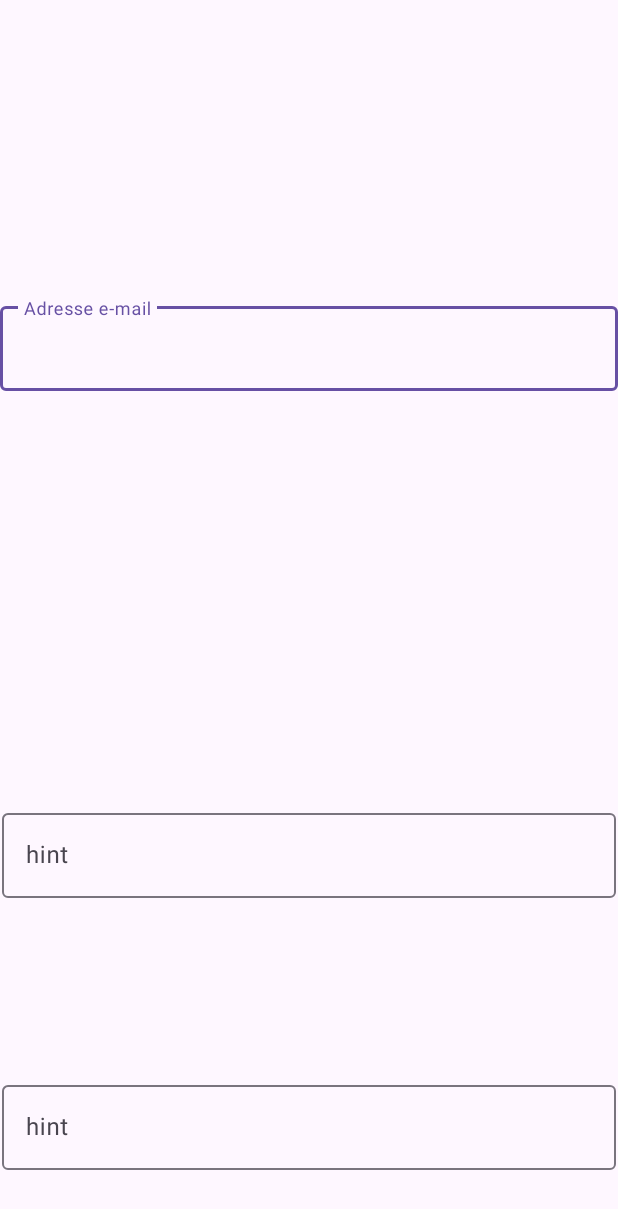
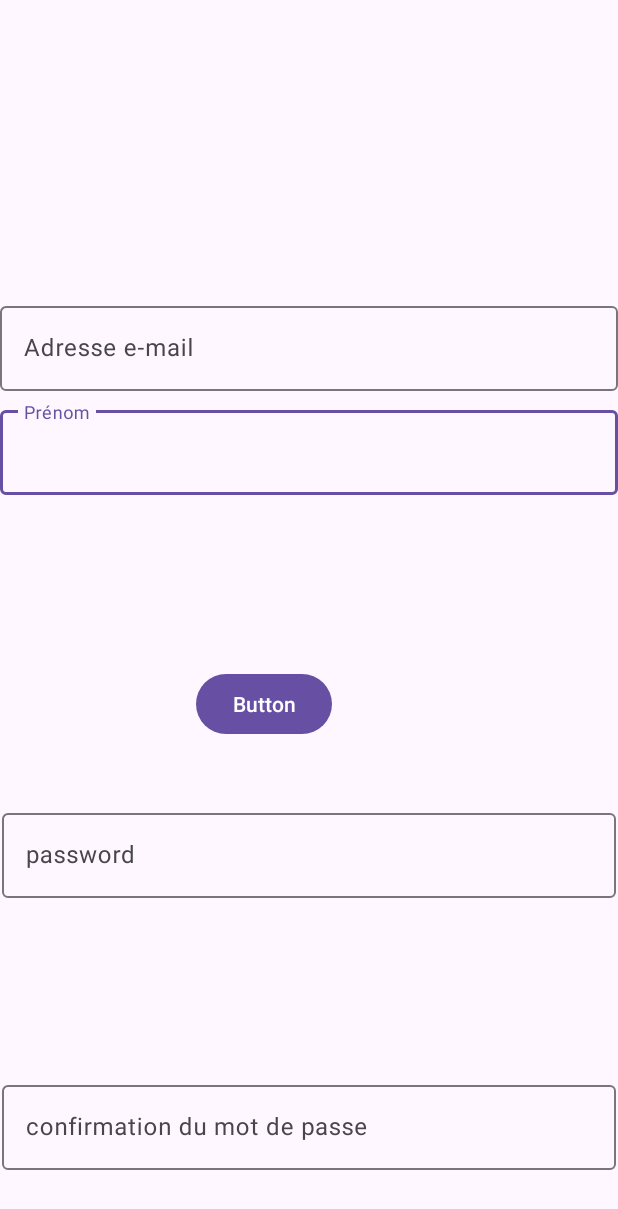
Before and after one commit to BlancAlexis/AppEntretienAuto, an Android app: the layout fragment_add_user.xml on its own in the app's theme, with its tools: preview values and no code run, on a phone screen of 412 x 824 dp. Shown: the top 1209 px of the screen. Run offline under Robolectric (Android 15) with nearby library versions, the phone set to English and light mode, and no system bars.

Commit message:
add viewModel, develop UI and link with code in fragment

```diff
--- a/app/src/main/java/com/example/manageyourcar/view/fragments/addUserFragment.kt
+++ b/app/src/main/java/com/example/manageyourcar/view/fragments/addUserFragment.kt
@@ -1,11 +1,15 @@
 package com.example.manageyourcar.view.fragments
 
 import android.os.Bundle
+import android.telephony.SmsManager
 import androidx.fragment.app.Fragment
 import android.view.LayoutInflater
 import android.view.View
 import android.view.ViewGroup
+import androidx.lifecycle.ViewModelProvider
 import com.example.manageyourcar.R
+import com.example.manageyourcar.databinding.FragmentAddUserBinding
+import com.example.manageyourcar.viewmodel.UserViewModel
 import com.google.android.material.textfield.TextInputLayout
 
 // TODO: Rename parameter arguments, choose names that match
@@ -17,22 +21,44 @@ import com.google.android.material.textfield.TextInputLayout
  */
 class addUserFragment : Fragment() {
 
+    private lateinit var binding: FragmentAddUserBinding
+    private val userViewModel : UserViewModel by lazy { ViewModelProvider(this).get(UserViewModel::class.java) }
 
     override fun onCreate(savedInstanceState: Bundle?) {
         super.onCreate(savedInstanceState)
+
     }
 
     override fun onCreateView(
         inflater: LayoutInflater, container: ViewGroup?,
         savedInstanceState: Bundle?
     ): View? {
-        val view=inflater.inflate(R.layout.fragment_add_user, container, false)
+        binding = FragmentAddUserBinding.inflate(layoutInflater)
+        val view = binding.root
+        userViewModel.liveDataConnect.observe(viewLifecycleOwner, {
+            it.
+        })
+        binding.mailUser
+        binding.passwordUser
+        binding.confPassword
+        binding.layoutMailUser
+        binding.layoutConfPassword
+        binding.layoutPasswordUser
+        binding.layoutNameUser
+        binding.nameUser
+        binding.buttonConf.setOnClickListener { println("f") }
 
-        return inflater.inflate(R.layout.fragment_add_user, container, false)
+        return view
     }
 
     companion object {
         fun newInstance() {}
 
     }
+
+    // fun sendConfSMS(){ Faire si le temps
+//       val smsManager= activity?.getSystemService(SmsManager::class.java)
+//       smsManager?.sendTextMessage()
+//    }
+//}
 }
--- /dev/null
+++ b/app/src/main/java/com/example/manageyourcar/viewmodel/UserViewModel.kt
@@ -0,0 +1,14 @@
+package com.example.manageyourcar.viewmodel
+
+import androidx.lifecycle.MutableLiveData
+import androidx.lifecycle.ViewModel
+
+class UserViewModel : ViewModel() {
+     lateinit var liveDataConnect : MutableLiveData<Boolean>
+
+fun addNewUser(name : String, password : String, mail : String){}
+}
+
+fun getConnectLiveData() : MutableLiveData<Boolean>{
+    return liveDataConnect
+}
--- a/app/src/main/res/layout/fragment_add_user.xml
+++ b/app/src/main/res/layout/fragment_add_user.xml
@@ -13,43 +13,68 @@
 
 
         <com.google.android.material.textfield.TextInputLayout
-            android:id="@+id/textInputLayout2"
+            android:id="@+id/layoutNameUser"
             android:layout_width="match_parent"
             android:layout_height="wrap_content"
             android:layout_marginTop="200dp"
             android:layout_marginBottom="138dp"
-            app:layout_constraintBottom_toTopOf="@+id/textInputLayout"
+            app:layout_constraintBottom_toTopOf="@+id/layoutPasswordUser"
             app:layout_constraintEnd_toEndOf="parent"
             app:layout_constraintStart_toStartOf="parent"
             app:layout_constraintTop_toTopOf="parent">
 
             <com.google.android.material.textfield.TextInputEditText
+                android:id="@+id/nameUser"
                 android:layout_width="match_parent"
                 android:layout_height="wrap_content"
-                android:hint="Adresse e-mail" />
+                android:hint="Prénom"
+                android:inputType="textPersonName"/>
+        </com.google.android.material.textfield.TextInputLayout>
+
+
+
+        <com.google.android.material.textfield.TextInputLayout
+            android:id="@+id/layoutMailUser"
+            android:layout_width="match_parent"
+            android:layout_height="wrap_content"
+            android:layout_marginTop="200dp"
+            android:layout_marginBottom="138dp"
+            app:layout_constraintBottom_toTopOf="@+id/layoutPasswordUser"
+            app:layout_constraintEnd_toEndOf="parent"
+            app:layout_constraintStart_toStartOf="parent"
+            app:layout_constraintTop_toTopOf="parent">
+
+            <com.google.android.material.textfield.TextInputEditText
+                android:id="@+id/mailUser"
+                android:layout_width="match_parent"
+                android:layout_height="wrap_content"
+                android:hint="Adresse e-mail"
+                android:inputType="textEmailAddress"/>
         </com.google.android.material.textfield.TextInputLayout>
 
         <com.google.android.material.textfield.TextInputLayout
-            android:id="@+id/textInputLayout"
+            android:id="@+id/layoutPasswordUser"
             android:layout_width="409dp"
             android:layout_height="wrap_content"
             android:layout_marginStart="1dp"
             android:layout_marginTop="138dp"
             android:layout_marginEnd="1dp"
             android:layout_marginBottom="94dp"
-            app:layout_constraintBottom_toTopOf="@+id/textInputLayout3"
+            app:layout_constraintBottom_toTopOf="@+id/layoutConfPassword"
             app:layout_constraintEnd_toEndOf="parent"
             app:layout_constraintStart_toStartOf="parent"
-            app:layout_constraintTop_toBottomOf="@+id/textInputLayout2">
+            app:layout_constraintTop_toBottomOf="@+id/layoutMailUser">
 
             <com.google.android.material.textfield.TextInputEditText
+                android:id="@+id/passwordUser"
                 android:layout_width="match_parent"
                 android:layout_height="wrap_content"
-                android:hint="hint" />
+                android:hint="password"
+                android:inputType="textPassword"/>
         </com.google.android.material.textfield.TextInputLayout>
 
         <com.google.android.material.textfield.TextInputLayout
-            android:id="@+id/textInputLayout3"
+            android:id="@+id/layoutConfPassword"
             android:layout_width="409dp"
             android:layout_height="wrap_content"
             android:layout_marginStart="1dp"
@@ -59,12 +84,28 @@
             app:layout_constraintBottom_toBottomOf="parent"
             app:layout_constraintEnd_toEndOf="parent"
             app:layout_constraintStart_toStartOf="parent"
-            app:layout_constraintTop_toBottomOf="@+id/textInputLayout">
+            app:layout_constraintTop_toBottomOf="@+id/layoutPasswordUser">
 
             <com.google.android.material.textfield.TextInputEditText
+                android:id="@+id/confPassword"
                 android:layout_width="match_parent"
                 android:layout_height="wrap_content"
-                android:hint="hint" />
+                android:hint="confirmation du mot de passe"
+                android:inputType="textPassword"/>
         </com.google.android.material.textfield.TextInputLayout>
+
+        <Button
+            android:id="@+id/buttonConf"
+            android:layout_width="wrap_content"
+            android:layout_height="wrap_content"
+            android:layout_marginStart="130dp"
+            android:layout_marginTop="104dp"
+            android:layout_marginEnd="190dp"
+            android:layout_marginBottom="31dp"
+            android:text="Button"
+            app:layout_constraintBottom_toTopOf="@+id/layoutPasswordUser"
+            app:layout_constraintEnd_toEndOf="parent"
+            app:layout_constraintStart_toStartOf="parent"
+            app:layout_constraintTop_toBottomOf="@+id/layoutNameUser" />
     </androidx.constraintlayout.widget.ConstraintLayout>
 </FrameLayout>
```
